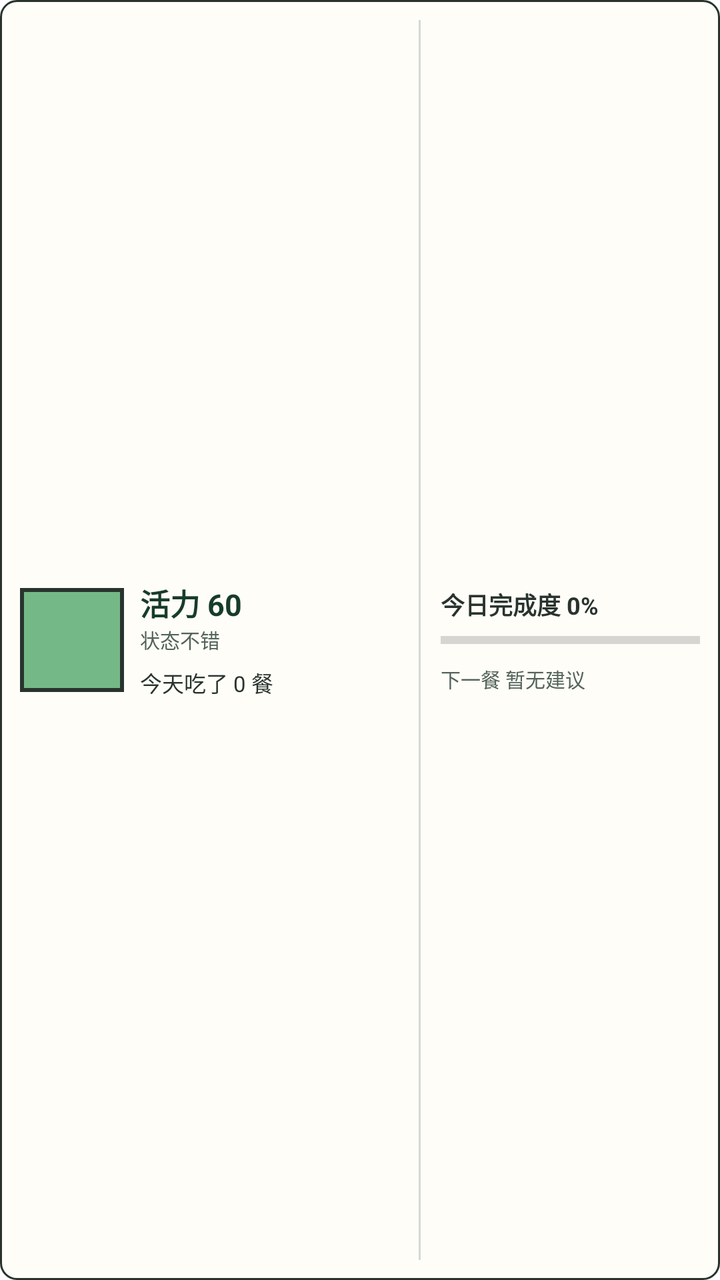
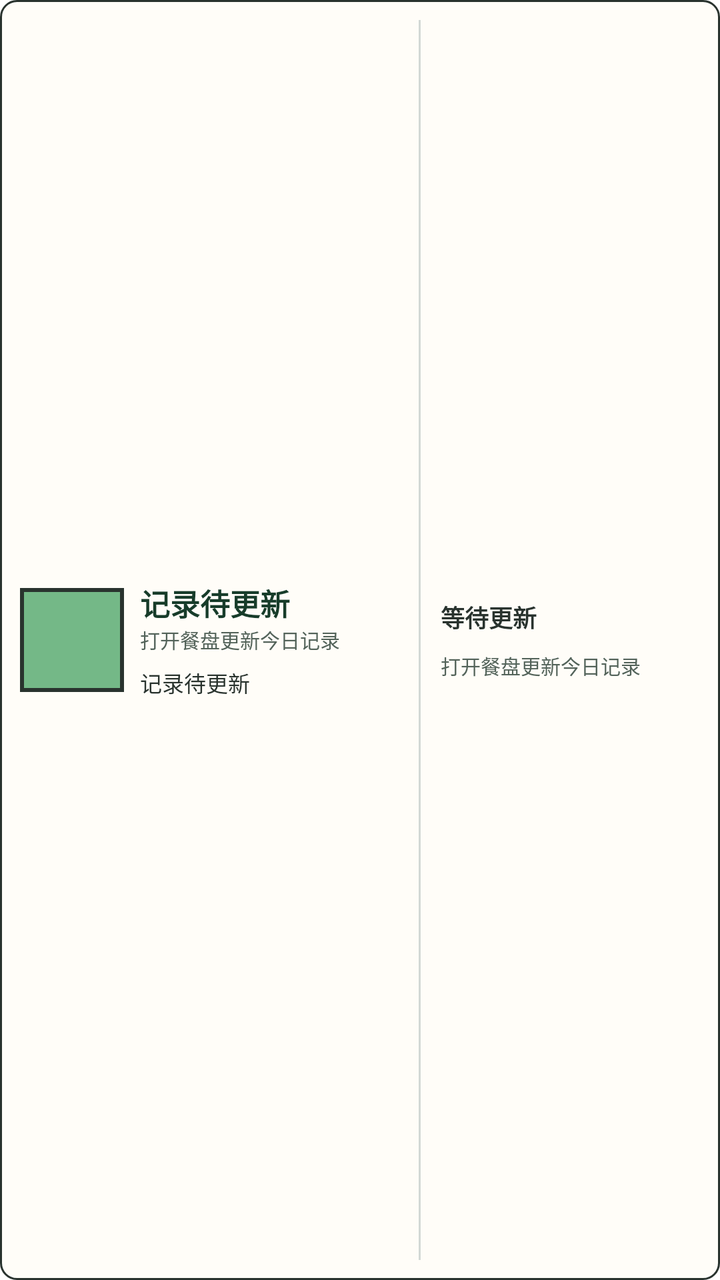

An Android layout rendered at two revisions. The XML below is the earlier revision; the diff shows what the commit changed to produce the second picture.
<!-- AndroidManifest.xml: fallback theme Theme.MaterialComponents.DayNight.NoActionBar -->
<!-- res/layout/widget_medium.xml -->
<?xml version="1.0" encoding="utf-8"?>
<LinearLayout xmlns:android="http://schemas.android.com/apk/res/android"
    android:id="@+id/widget_root"
    android:layout_width="match_parent"
    android:layout_height="match_parent"
    android:background="@drawable/widget_background"
    android:gravity="center_vertical"
    android:orientation="horizontal"
    android:padding="10dp">

    <ImageView
        android:id="@+id/widget_sprite"
        android:layout_width="52dp"
        android:layout_height="52dp"
        android:layout_marginEnd="8dp"
        android:contentDescription="@string/widget_pet_sprite"
        android:scaleType="centerInside"
        android:src="@drawable/widget_pet_placeholder" />

    <LinearLayout
        android:layout_width="0dp"
        android:layout_height="match_parent"
        android:layout_weight="1"
        android:gravity="center_vertical"
        android:orientation="vertical">

        <TextView
            android:id="@+id/widget_vitality"
            android:layout_width="match_parent"
            android:layout_height="wrap_content"
            android:ellipsize="end"
            android:maxLines="1"
            android:text="活力 60"
            android:textColor="#173C2A"
            android:textSize="15sp"
            android:textStyle="bold" />

        <TextView
            android:id="@+id/widget_vitality_state"
            android:layout_width="match_parent"
            android:layout_height="wrap_content"
            android:ellipsize="end"
            android:maxLines="1"
            android:text="状态不错"
            android:textColor="#53635A"
            android:textSize="10sp" />

        <TextView
            android:id="@+id/widget_meal_count"
            android:layout_width="match_parent"
            android:layout_height="wrap_content"
            android:layout_marginTop="6dp"
            android:ellipsize="end"
            android:maxLines="1"
            android:text="今天吃了 0 餐"
            android:textColor="#29332E"
            android:textSize="11sp" />
    </LinearLayout>

    <ImageView
        android:layout_width="1dp"
        android:layout_height="match_parent"
        android:layout_marginHorizontal="10dp"
        android:background="#D3D9D5"
        android:contentDescription="@null" />

    <LinearLayout
        android:layout_width="0dp"
        android:layout_height="match_parent"
        android:layout_weight="1"
        android:gravity="center_vertical"
        android:orientation="vertical">

        <TextView
            android:id="@+id/widget_completion"
            android:layout_width="match_parent"
            android:layout_height="wrap_content"
            android:ellipsize="end"
            android:maxLines="1"
            android:text="今日完成度 0%"
            android:textColor="#29332E"
            android:textSize="12sp"
            android:textStyle="bold" />

        <ProgressBar
            android:id="@+id/widget_completion_progress"
            style="?android:attr/progressBarStyleHorizontal"
            android:layout_width="match_parent"
            android:layout_height="8dp"
            android:layout_marginTop="5dp"
            android:max="100"
            android:progress="0"
            android:progressTint="#4D9A70" />

        <TextView
            android:id="@+id/widget_next_meal"
            android:layout_width="match_parent"
            android:layout_height="wrap_content"
            android:layout_marginTop="8dp"
            android:ellipsize="end"
            android:maxLines="2"
            android:text="下一餐 暂无建议"
            android:textColor="#53635A"
            android:textSize="10sp" />
    </LinearLayout>
</LinearLayout>
<!-- resources referenced by this layout -->
<resources>
  <!-- drawable widget_background (drawable) -->
  <?xml version="1.0" encoding="utf-8"?>
  <shape xmlns:android="http://schemas.android.com/apk/res/android"
      android:shape="rectangle">
      <solid android:color="#FFFDF8" />
      <corners android:radius="8dp" />
      <stroke
          android:width="1dp"
          android:color="#29332E" />
  </shape>
  <!-- drawable widget_pet_placeholder (drawable) -->
  <?xml version="1.0" encoding="utf-8"?>
  <shape xmlns:android="http://schemas.android.com/apk/res/android"
      android:shape="rectangle">
      <solid android:color="#74B887" />
      <stroke
          android:width="2dp"
          android:color="#29332E" />
  </shape>
  <string name="widget_pet_sprite">伙伴状态图</string>
</resources>

<!-- the commit's change to res/layout/widget_medium.xml (unified diff, before → after) -->
@@ -30,7 +30,7 @@
             android:layout_height="wrap_content"
             android:ellipsize="end"
             android:maxLines="1"
-            android:text="活力 60"
+            android:text="记录待更新"
             android:textColor="#173C2A"
             android:textSize="15sp"
             android:textStyle="bold" />
@@ -40,8 +40,8 @@
             android:layout_width="match_parent"
             android:layout_height="wrap_content"
             android:ellipsize="end"
-            android:maxLines="1"
-            android:text="状态不错"
+            android:maxLines="2"
+            android:text="打开餐盘更新今日记录"
             android:textColor="#53635A"
             android:textSize="10sp" />
 
@@ -52,7 +52,7 @@
             android:layout_marginTop="6dp"
             android:ellipsize="end"
             android:maxLines="1"
-            android:text="今天吃了 0 餐"
+            android:text="记录待更新"
             android:textColor="#29332E"
             android:textSize="11sp" />
     </LinearLayout>
@@ -77,7 +77,7 @@
             android:layout_height="wrap_content"
             android:ellipsize="end"
             android:maxLines="1"
-            android:text="今日完成度 0%"
+            android:text="等待更新"
             android:textColor="#29332E"
             android:textSize="12sp"
             android:textStyle="bold" />
@@ -90,6 +90,7 @@
             android:layout_marginTop="5dp"
             android:max="100"
             android:progress="0"
+            android:visibility="gone"
             android:progressTint="#4D9A70" />
 
         <TextView
@@ -99,7 +100,7 @@
             android:layout_marginTop="8dp"
             android:ellipsize="end"
             android:maxLines="2"
-            android:text="下一餐 暂无建议"
+            android:text="打开餐盘更新今日记录"
             android:textColor="#53635A"
             android:textSize="10sp" />
     </LinearLayout>
